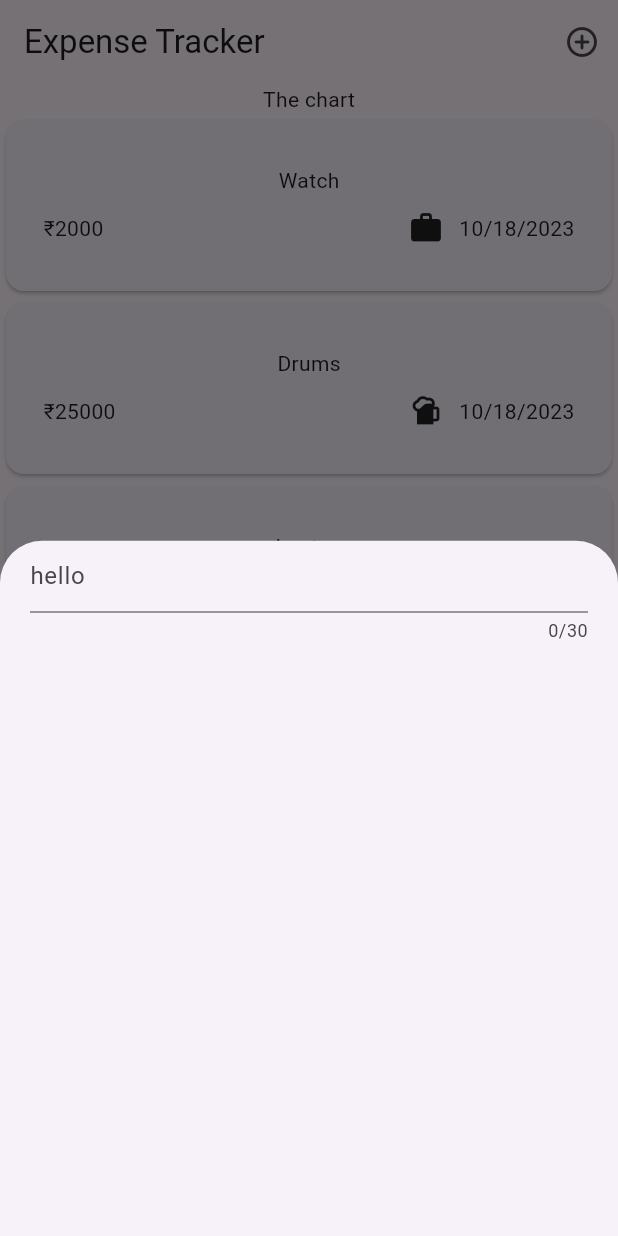
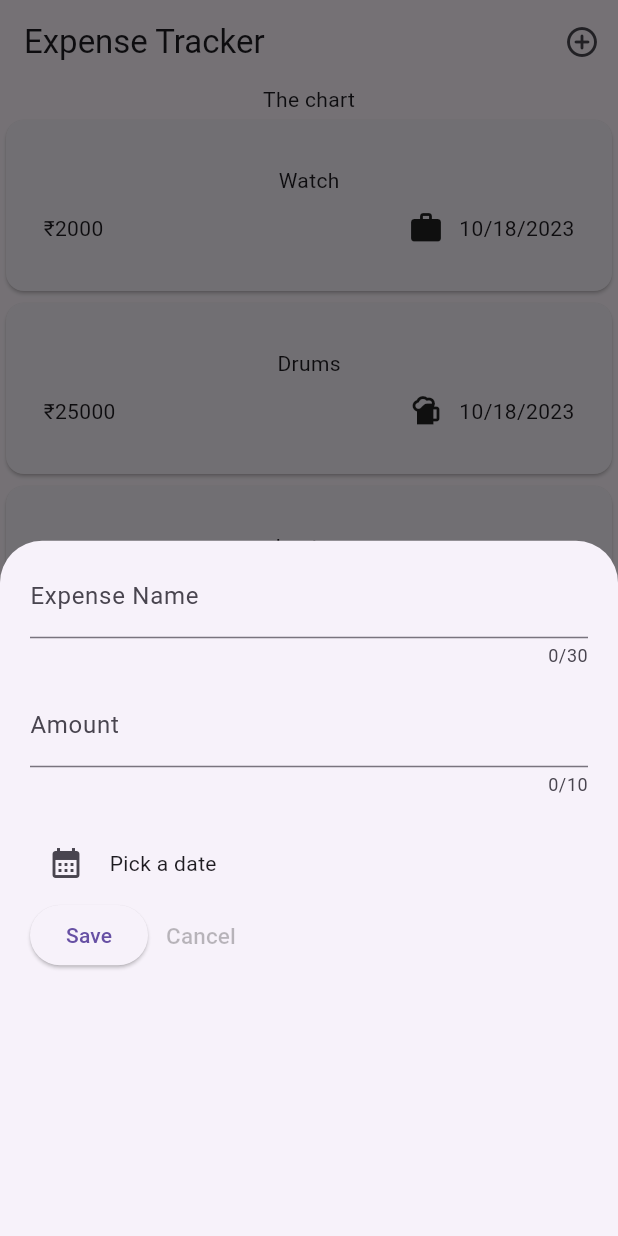
Before and after one commit to Blockchain-Research-Lab-Trainees/Expense_tracker, a Flutter app: the screen it shows after launch, after a tap on the "add circle outline" icon, on a phone screen of 412 x 824 dp. Run offline on Flutter 3.47's test engine with Material 3 defaults, Android fonts, the phone set to English and light mode, and no system bars.

```diff
--- a/lib/widgets/new_expense.dart
+++ b/lib/widgets/new_expense.dart
@@ -1,11 +1,9 @@
-
-
 import 'package:flutter/cupertino.dart';
 import 'package:flutter/material.dart';
 
 class NewExpense extends StatefulWidget{
 
-  const NewExpense();
+  const NewExpense({super.key});
  @override
   State<NewExpense> createState() {
     return _NewExpenseState();
@@ -13,18 +11,99 @@ class NewExpense extends StatefulWidget{
 }
 
 class _NewExpenseState extends State<NewExpense>{
+  final _ExpenseInputController = TextEditingController();
+  final _AmountController = TextEditingController();
+
+
+  void _PresentDatePicker(){
+    final now = DateTime.now();
+    final firstDate = DateTime(now.year - 1, now.month, now.day);
+    showDatePicker(context: context, firstDate: firstDate, lastDate: now);
+  }
+
+  @override
+  void dispose(){
+  _ExpenseInputController.dispose();
+  _AmountController.dispose;
+  super.dispose();
+}
 
   @override
   Widget build(BuildContext context) {
     return Padding(padding:
       EdgeInsets.symmetric(horizontal: 20),
-      child: Column(
+      child: Column(//********************************************************////////////////----------------------+++++++++**************************/////////
         children: [
+          SizedBox(height : 9),
+          //***********1st TEXT FIELD***************************************
           TextField(
+            //onChanged: _SaveTitleInput,
+            controller: _ExpenseInputController,
             maxLength: 30,
             decoration: InputDecoration(
-              hintText: 'hello'
+              //hintText: 'Expense Name'
+              labelText: 'Expense Name'
             ),
+          ),
+
+          SizedBox(height: 10),
+
+          //************2ND TEXT FIELD*******************************
+
+              TextField(
+                controller : _AmountController,
+                    maxLength : 10,
+                    keyboardType: TextInputType.number,
+                    decoration: InputDecoration(
+                      //hintText: '₹'
+                          prefixText : '₹',
+                      labelText: 'Amount',
+                    ),
+              ),
+              const SizedBox(height: 10),
+
+
+
+
+          SizedBox(height : 10),
+
+          Row(
+            children: [
+              IconButton(onPressed: _PresentDatePicker,
+                  icon: Icon(Icons.calendar_month
+              )
+              ),
+
+              SizedBox(width: 5),
+
+              Text('Pick a date'),
+            ],
+          ),
+
+
+
+          //*********3RD PART OF COLUMN HAVING BUTTONS**************************
+          Row(
+            children: [
+              //******************1ST BUTTON********************
+              ElevatedButton(
+                  onPressed:() {
+                //print(enteredtitleinput);
+                print(_ExpenseInputController.text);
+                print(_AmountController.text);
+              },
+                  child: Text('Save')
+              ),
+            //****************2ND BUTTON IN A ROW*****************************
+              TextButton(onPressed: (){
+              Navigator.pop(context);
+
+              },
+                  child: Text('Cancel',
+                      style: TextStyle(fontSize: 15, color: Colors.black26)
+                  )
+              )
+            ],
           )
         ],
       ),
```
